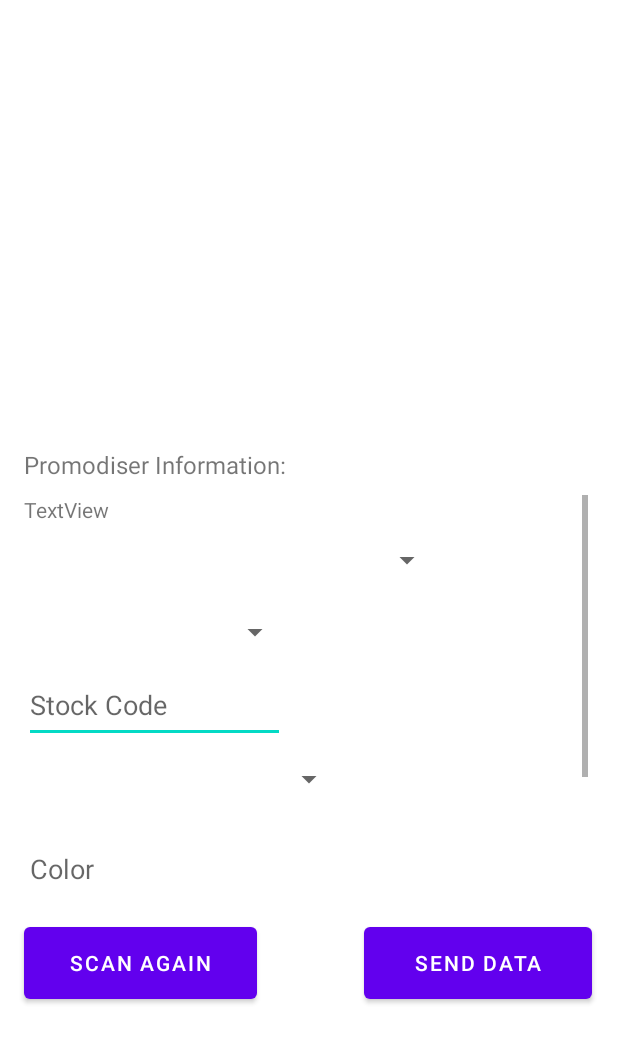
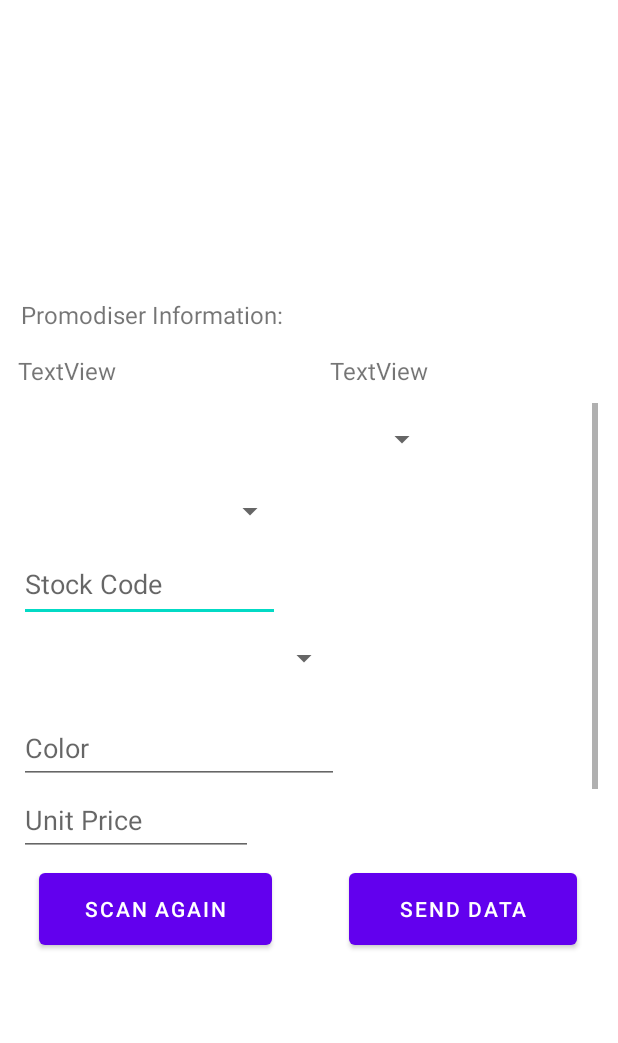
Before and after one commit to jolomunar/EdgeScanner-MobileApp, an Android app: the layout activity_display.xml on its own in the app's theme, with its tools: preview values and no code run, on a phone screen of 412 x 824 dp. Shown: the top 1043 px of the screen. Run offline under Robolectric (Android 15) with nearby library versions, the phone set to English and light mode, and no system bars.

Commit message:
Final-version of Module-Commit

```diff
--- a/app/src/main/java/apc/mobprog/myqrcodeandbarcodescanner/GlobalBarcode.java
+++ b/app/src/main/java/apc/mobprog/myqrcodeandbarcodescanner/GlobalBarcode.java
@@ -4,6 +4,7 @@ import java.util.ArrayList;
 
 public class GlobalBarcode {
     public static String barcode;
+    public static String fName;
     public static ArrayList<String> arrayList = new ArrayList<String>();
     public static String stCode;
     public static String size;
--- a/app/src/main/java/apc/mobprog/myqrcodeandbarcodescanner/PromoData.java
+++ b/app/src/main/java/apc/mobprog/myqrcodeandbarcodescanner/PromoData.java
@@ -2,8 +2,8 @@ package apc.mobprog.myqrcodeandbarcodescanner;
 
 public class PromoData {
     public static String firstname;
-    public String lastname;
-    public String email;
+    public static String lastname;
+    public static String email;
     public static String password;
     public String locationCode;
     public String mobNum;
--- a/app/src/main/res/layout/activity_display.xml
+++ b/app/src/main/res/layout/activity_display.xml
@@ -11,24 +11,49 @@
         android:id="@+id/promoInfo"
         android:layout_width="wrap_content"
         android:layout_height="wrap_content"
-        android:layout_marginTop="28dp"
         android:text="Promodiser Information:"
         android:textSize="16sp"
         app:layout_constraintBottom_toTopOf="@+id/scrollView3"
         app:layout_constraintEnd_toEndOf="parent"
-        app:layout_constraintHorizontal_bias="0.067"
+        app:layout_constraintHorizontal_bias="0.059"
         app:layout_constraintStart_toStartOf="parent"
-        app:layout_constraintTop_toBottomOf="@+id/sampleListView"
-        app:layout_constraintVertical_bias="0.0" />
+        app:layout_constraintTop_toTopOf="parent"
+        app:layout_constraintVertical_bias="0.806" />
+
+    <TextView
+        android:id="@+id/textView2"
+        android:layout_width="176dp"
+        android:layout_height="20dp"
+        android:text="TextView"
+        android:textSize="16sp"
+        app:layout_constraintBottom_toTopOf="@+id/scrollView3"
+        app:layout_constraintEnd_toEndOf="parent"
+        app:layout_constraintHorizontal_bias="0.051"
+        app:layout_constraintStart_toStartOf="parent"
+        app:layout_constraintTop_toTopOf="parent"
+        app:layout_constraintVertical_bias="0.95" />
+
+    <TextView
+        android:id="@+id/textView3"
+        android:layout_width="176dp"
+        android:layout_height="20dp"
+        android:text="TextView"
+        android:textSize="16sp"
+        app:layout_constraintBottom_toTopOf="@+id/scrollView3"
+        app:layout_constraintEnd_toEndOf="parent"
+        app:layout_constraintHorizontal_bias="0.931"
+        app:layout_constraintStart_toStartOf="parent"
+        app:layout_constraintTop_toTopOf="parent"
+        app:layout_constraintVertical_bias="0.95" />
 
     <Button
         android:id="@+id/button4"
         android:layout_width="152dp"
         android:layout_height="60dp"
-        android:layout_marginTop="612dp"
+        android:layout_marginTop="576dp"
         android:text="Send Data"
         app:layout_constraintEnd_toEndOf="parent"
-        app:layout_constraintHorizontal_bias="0.933"
+        app:layout_constraintHorizontal_bias="0.895"
         app:layout_constraintStart_toStartOf="parent"
         app:layout_constraintTop_toTopOf="parent" />
 
@@ -36,35 +61,33 @@
         android:id="@+id/button2"
         android:layout_width="155dp"
         android:layout_height="60dp"
-        android:layout_marginTop="612dp"
+        android:layout_marginTop="576dp"
         android:text="Scan Again"
         app:layout_constraintEnd_toEndOf="parent"
-        app:layout_constraintHorizontal_bias="0.063"
+        app:layout_constraintHorizontal_bias="0.101"
         app:layout_constraintStart_toStartOf="parent"
         app:layout_constraintTop_toTopOf="parent" />
 
     <ListView
         android:id="@+id/sampleListView"
         android:layout_width="383dp"
-        android:layout_height="259dp"
+        android:layout_height="151dp"
         app:layout_constraintBottom_toBottomOf="parent"
         app:layout_constraintEnd_toEndOf="parent"
-        app:layout_constraintHorizontal_bias="0.405"
         app:layout_constraintStart_toStartOf="parent"
         app:layout_constraintTop_toTopOf="parent"
-        app:layout_constraintVertical_bias="0.02"></ListView>
+        app:layout_constraintVertical_bias="0.033"></ListView>
 
     <ScrollView
         android:id="@+id/scrollView3"
-        android:layout_width="376dp"
-        android:layout_height="263dp"
-        android:layout_marginTop="59dp"
-        app:layout_constraintBottom_toTopOf="@+id/button4"
+        android:layout_width="386dp"
+        android:layout_height="300dp"
+        app:layout_constraintBottom_toBottomOf="parent"
         app:layout_constraintEnd_toEndOf="parent"
-        app:layout_constraintHorizontal_bias="0.444"
+        app:layout_constraintHorizontal_bias="0.48"
         app:layout_constraintStart_toStartOf="parent"
         app:layout_constraintTop_toBottomOf="@+id/sampleListView"
-        app:layout_constraintVertical_bias="0.0"
+        app:layout_constraintVertical_bias="0.272"
         tools:ignore="SpeakableTextPresentCheck">
 
 
@@ -74,11 +97,21 @@
             android:orientation="vertical">
 
 
-            <TextView
-                android:id="@+id/textView2"
-                android:layout_width="match_parent"
-                android:layout_height="wrap_content"
-                android:text="TextView" />
+            <!--            <EditText-->
+            <!--                android:id="@+id/fullName"-->
+            <!--                android:layout_width="275dp"-->
+            <!--                android:layout_height="48dp"-->
+            <!--                android:ems="10"-->
+            <!--                android:hint="Full Name"-->
+            <!--                android:inputType="textPersonName"-->
+            <!--                android:minHeight="48dp"-->
+            <!--                app:layout_constraintBottom_toBottomOf="parent"-->
+            <!--                app:layout_constraintEnd_toEndOf="parent"-->
+            <!--                app:layout_constraintHorizontal_bias="0.153"-->
+            <!--                app:layout_constraintStart_toStartOf="parent"-->
+            <!--                app:layout_constraintTop_toBottomOf="@+id/promoInfo"-->
+            <!--                app:layout_constraintVertical_bias="0.023"-->
+            <!--                tools:ignore="SpeakableTextPresentCheck" />-->
 
             <Spinner
                 android:id="@+id/outlet"
```
Also changed, not shown: app/src/main/java/apc/mobprog/myqrcodeandbarcodescanner/DisplayActivity.java (+44 -14 lines), app/src/main/java/apc/mobprog/myqrcodeandbarcodescanner/Login.java (+29 -14 lines), app/src/main/java/apc/mobprog/myqrcodeandbarcodescanner/Register.java (+7 -2 lines). Lines whose indentation alone changed are shown as unchanged.
